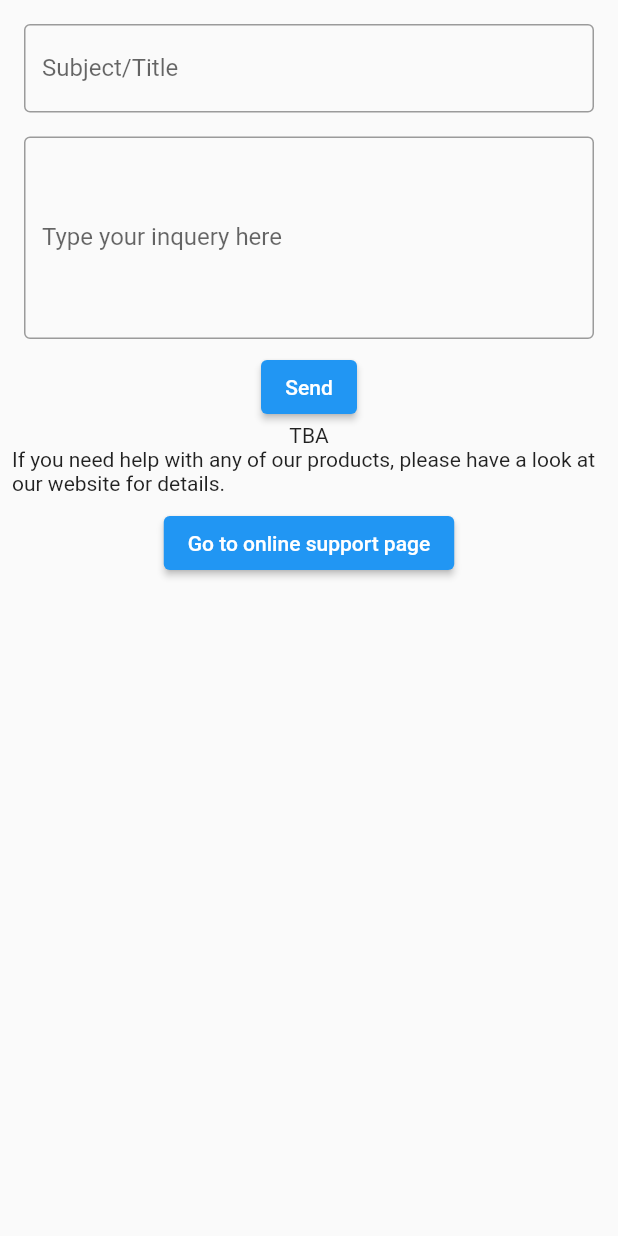
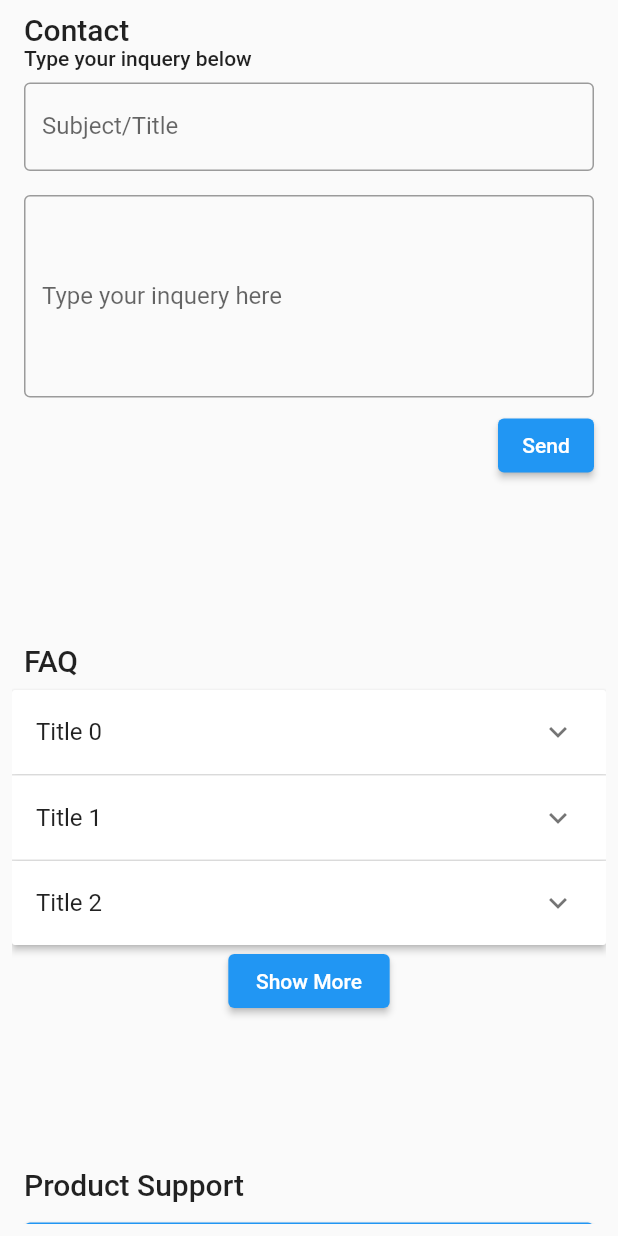
Before and after one commit to jsonwulff/YamatomichiRef, a Flutter app: the SupportPage screen opened by its route, on a phone screen of 412 x 824 dp. Run offline on Flutter 3.47's test engine with Material 2 defaults, Android fonts, the phone set to English and light mode, and no system bars; missing offline and left inert: flutter_email_sender, mailer.

Commit message:
Done implementing support

```diff
--- a/lib/main.dart
+++ b/lib/main.dart
@@ -1,5 +1,5 @@
 import 'package:app/routes.dart';
-import 'package:app/views/unknown.dart';
+import 'package:app/ui/views/unknown.dart';
 import 'package:flutter/material.dart';
 
 class Main extends StatelessWidget {
--- a/lib/routes.dart
+++ b/lib/routes.dart
@@ -1,5 +1,5 @@
-import 'package:app/views/support.dart';
-import 'package:app/views/home.dart';
+import 'package:app/ui/views/home.dart';
+import 'package:app/ui/views/support.dart';
 import 'package:flutter/cupertino.dart';
 
 final Map<String, WidgetBuilder> routes = <String, WidgetBuilder>{
--- /dev/null
+++ b/lib/ui/components/support/FAQ_item.dart
@@ -0,0 +1,7 @@
+class FAQItem {
+  FAQItem(this.header,this.expandedBody, {this.isExpanded = false});
+
+  String header;
+  String expandedBody;
+  bool isExpanded;
+}
--- /dev/null
+++ b/lib/ui/components/support/faq_list_component.dart
@@ -0,0 +1,48 @@
+import 'package:flutter/cupertino.dart';
+import 'package:flutter/material.dart';
+
+import 'FAQ_item.dart';
+
+class FAQExpansionPanelComponent extends StatefulWidget {
+  FAQExpansionPanelComponent(this.faqData);
+
+  List<FAQItem> faqData;
+
+  @override
+  _FAQExpansionPanelComponentState createState() =>
+      _FAQExpansionPanelComponentState();
+}
+
+class _FAQExpansionPanelComponentState
+    extends State<FAQExpansionPanelComponent> {
+  @override
+  Widget build(BuildContext context) {
+    return Container(
+      child: _buildPanel(),
+    );
+  }
+
+  Widget _buildPanel() {
+    return ExpansionPanelList(
+      expansionCallback: (int index, bool isExpanded) {
+        setState(() {
+          widget.faqData[index].isExpanded = !isExpanded;
+        });
+      },
+      children: widget.faqData.map<ExpansionPanel>((FAQItem item) {
+        return ExpansionPanel(
+          headerBuilder: (BuildContext context, bool isExpanded) {
+            return ListTile(
+              title: Text(item.header),
+            );
+          },
+          body: ListTile(
+            title: Text(item.expandedBody),
+            subtitle: Text('To delete this panel, tap the trash can icon'),
+          ),
+          isExpanded: item.isExpanded,
+        );
+      }).toList(),
+    );
+  }
+}
--- a/lib/views/support.dart
+++ b/lib/ui/views/support.dart
@@ -1,3 +1,5 @@
+import 'package:app/ui/components/support/FAQ_item.dart';
+import 'package:app/ui/components/support/faq_list_component.dart';
 import 'package:flutter/material.dart';
 import 'package:flutter_email_sender/flutter_email_sender.dart';
 import 'package:mailer/mailer.dart';
@@ -11,13 +13,46 @@ class SupportPage extends StatefulWidget {
 }
 
 class _SupportPageState extends State<SupportPage> {
+  List<FAQItem> _faqData = List.generate(
+    3,
+    (index) {
+      return FAQItem('Title $index', 'This is the body of item $index');
+    },
+  );
+
   @override
   Widget build(BuildContext context) {
     final _formKey = new GlobalKey<FormState>();
+    final _theme = Theme.of(context);
+    const _insetStandard = 8.0;
+    const _insetsAll = EdgeInsets.all(_insetStandard);
+
     final GlobalKey<ScaffoldMessengerState> scaffoldMessengerKey =
         GlobalKey<ScaffoldMessengerState>();
     var subjectController = TextEditingController();
     var bodyController = TextEditingController();
+
+    final mailInputTextTitle = Align(
+      alignment: Alignment.centerLeft,
+      child: Padding(
+        padding: EdgeInsets.fromLTRB(_insetStandard, 0, 0, 0),
+        child: Text(
+          'Contact',
+          style: _theme.textTheme.headline6,
+        ),
+      ),
+    );
+
+    final mailInputTextSubtitle = Align(
+      alignment: Alignment.centerLeft,
+      child: Padding(
+        padding: EdgeInsets.fromLTRB(_insetStandard, 0, 0, 0),
+        child: Text(
+          'Type your inquery below',
+          style: _theme.textTheme.bodyText1,
+        ),
+      ),
+    );
 
     final mailInputSubject = Padding(
       padding: EdgeInsets.all(8.0),
@@ -53,7 +88,7 @@ class _SupportPageState extends State<SupportPage> {
 
     _launchRequestedMailURL(
         String toMailId, String subject, String body) async {
-        _formKey.currentState.save();
+      _formKey.currentState.save();
       var url = 'mailto:$toMailId?subject=$subject&body=$body';
       if (await canLaunch(url)) {
         await launch(url);
@@ -62,11 +97,34 @@ class _SupportPageState extends State<SupportPage> {
       }
     }
 
-    final mailSendButton = ElevatedButton(
-        onPressed: () => _launchRequestedMailURL('test@mail.com', subjectController.text, bodyController.text),
-        child: Text('Send'));
+    final mailSendButton = Align(
+      alignment: Alignment.centerRight,
+      child: Padding(
+        padding: EdgeInsets.fromLTRB(0, 0, _insetStandard, 0),
+        child: ElevatedButton(
+          onPressed: () => _launchRequestedMailURL(
+              'test@mail.com', subjectController.text, bodyController.text),
+          child: Text('Send'),
+        ),
+      ),
+    );
 
-    final faqs = Text("TBA");
+    final faqTextTitle = Align(
+      alignment: Alignment.centerLeft,
+      child: Padding(
+        padding: _insetsAll,
+        child: Text(
+          'FAQ',
+          style: _theme.textTheme.headline6,
+        ),
+      ),
+    );
+
+    // TODO: use global theme
+    final faqShowMoreButton = ElevatedButton(
+      onPressed: () => {},
+      child: Text('Show More'),
+    );
 
     _launchUrlForOnlineSupport() async {
       const url = 'https://www.yamatomichi.com/en/support/online/';
@@ -79,8 +137,16 @@ class _SupportPageState extends State<SupportPage> {
             );
     }
 
-    final supportPageText = Text(
-        'If you need help with any of our products, please have a look at our website for details.');
+    final supportPageText = Align(
+      alignment: Alignment.centerLeft,
+      child: Padding(
+        padding: EdgeInsets.fromLTRB(_insetStandard, 0, _insetStandard, 0),
+        child: Text(
+          'Product Support',
+          style: _theme.textTheme.headline6,
+        ),
+      ),
+    );
 
     final supportPageButton = Padding(
       padding: EdgeInsets.all(8.0),
@@ -93,22 +159,33 @@ class _SupportPageState extends State<SupportPage> {
     return Scaffold(
       body: SafeArea(
         child: Padding(
-          padding: EdgeInsets.all(8.0),
-          child: Column(
-            mainAxisSize: MainAxisSize.max,
-            crossAxisAlignment: CrossAxisAlignment.center,
+          padding: _insetsAll,
+          child: ListView(
             children: <Widget>[
               Form(
                 key: _formKey,
                 child: Column(
                   children: [
+                    mailInputTextTitle,
+                    mailInputTextSubtitle,
                     mailInputSubject,
                     mailInputBody,
                     mailSendButton,
                   ],
                 ),
               ),
-              faqs,
+              SizedBox(height: 100),
+              faqTextTitle,
+              FAQExpansionPanelComponent(_faqData),
+              Container(
+                margin: EdgeInsets.symmetric(
+                    horizontal: 0.35 *
+                        MediaQuery.of(context)
+                            .size
+                            .width), // TODO: use global theme
+                child: faqShowMoreButton,
+              ),
+              SizedBox(height: 100),
               supportPageText,
               supportPageButton,
             ],
```
Also changed, not shown: lib/ui/views/home.dart (renamed from lib/views/home.dart), lib/ui/views/unknown.dart (renamed from lib/views/unknown.dart).
